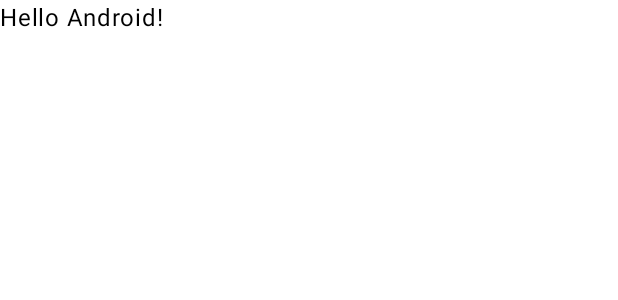
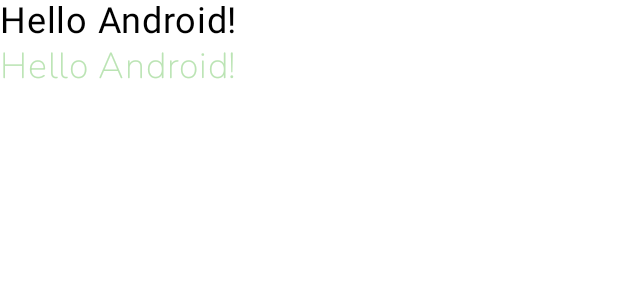
Before and after one commit to IrinaSalikhova/MobileCATSforMAPS, an Android app built with Jetpack Compose: the @Preview function GreetingPreview, on a phone screen of 412 x 824 dp. Shown: the top 300 px of the screen. Run offline under Robolectric (Android 15) with nearby library versions, the phone set to English and light mode, and no system bars.

Commit message:
Colours and font added

```diff
--- a/app/src/main/java/com/example/mobilecatsformaps/MainActivity.kt
+++ b/app/src/main/java/com/example/mobilecatsformaps/MainActivity.kt
@@ -4,6 +4,7 @@ import android.os.Bundle
 import androidx.activity.ComponentActivity
 import androidx.activity.compose.setContent
 import androidx.activity.enableEdgeToEdge
+import androidx.compose.foundation.layout.Column
 import androidx.compose.foundation.layout.fillMaxSize
 import androidx.compose.foundation.layout.padding
 import androidx.compose.material3.Scaffold
@@ -11,7 +12,10 @@ import androidx.compose.material3.Text
 import androidx.compose.runtime.Composable
 import androidx.compose.ui.Modifier
 import androidx.compose.ui.tooling.preview.Preview
+import androidx.compose.ui.unit.sp
+import com.example.mobilecatsformaps.ui.theme.Celadon
 import com.example.mobilecatsformaps.ui.theme.MobileCATSforMAPSTheme
+import com.example.mobilecatsformaps.ui.theme.myFontFamily
 
 class MainActivity : ComponentActivity() {
     override fun onCreate(savedInstanceState: Bundle?) {
@@ -32,10 +36,21 @@ class MainActivity : ComponentActivity() {
 
 @Composable
 fun Greeting(name: String, modifier: Modifier = Modifier) {
+    Column {
     Text(
         text = "Hello $name!",
-        modifier = modifier
+        modifier = modifier,
+        fontSize = 24.sp
+
     )
+    Text(
+        text = "Hello $name!",
+        modifier = modifier,
+        color = Celadon,
+        fontFamily = myFontFamily,
+        fontSize = 24.sp
+
+    )}
 }
 
 @Preview(showBackground = true)
--- a/app/src/main/java/com/example/mobilecatsformaps/ui/theme/Theme.kt
+++ b/app/src/main/java/com/example/mobilecatsformaps/ui/theme/Theme.kt
@@ -12,15 +12,9 @@ import androidx.compose.runtime.Composable
 import androidx.compose.ui.platform.LocalContext
 
 private val DarkColorScheme = darkColorScheme(
-    primary = Purple80,
-    secondary = PurpleGrey80,
-    tertiary = Pink80
 )
 
 private val LightColorScheme = lightColorScheme(
-    primary = Purple40,
-    secondary = PurpleGrey40,
-    tertiary = Pink40
 
     /* Other default colors to override
     background = Color(0xFFFFFBFE),
--- a/app/src/main/java/com/example/mobilecatsformaps/ui/theme/Type.kt
+++ b/app/src/main/java/com/example/mobilecatsformaps/ui/theme/Type.kt
@@ -2,9 +2,14 @@ package com.example.mobilecatsformaps.ui.theme
 
 import androidx.compose.material3.Typography
 import androidx.compose.ui.text.TextStyle
+import androidx.compose.ui.text.font.Font
 import androidx.compose.ui.text.font.FontFamily
 import androidx.compose.ui.text.font.FontWeight
 import androidx.compose.ui.unit.sp
+import com.example.mobilecatsformaps.R
+
+val myFontFamily = FontFamily(Font(R.font.nunito))
+
 
 // Set of Material typography styles to start with
 val Typography = Typography(
--- /dev/null
+++ b/app/src/main/res/font/font.xml
@@ -0,0 +1,5 @@
+<?xml version="1.0" encoding="utf-8"?>
+<font-family xmlns:android="http://schemas.android.com/apk/res/android">
+    <font android:resource="@font/nunito" />
+    <font android:resource="@font/nunito_italic" />
+</font-family>
```
Also changed, not shown: app/src/main/java/com/example/mobilecatsformaps/ui/theme/Color.kt (+15 -7 lines), app/src/main/res/font/nunito.ttf (added), app/src/main/res/font/nunito_italic.ttf (added).
